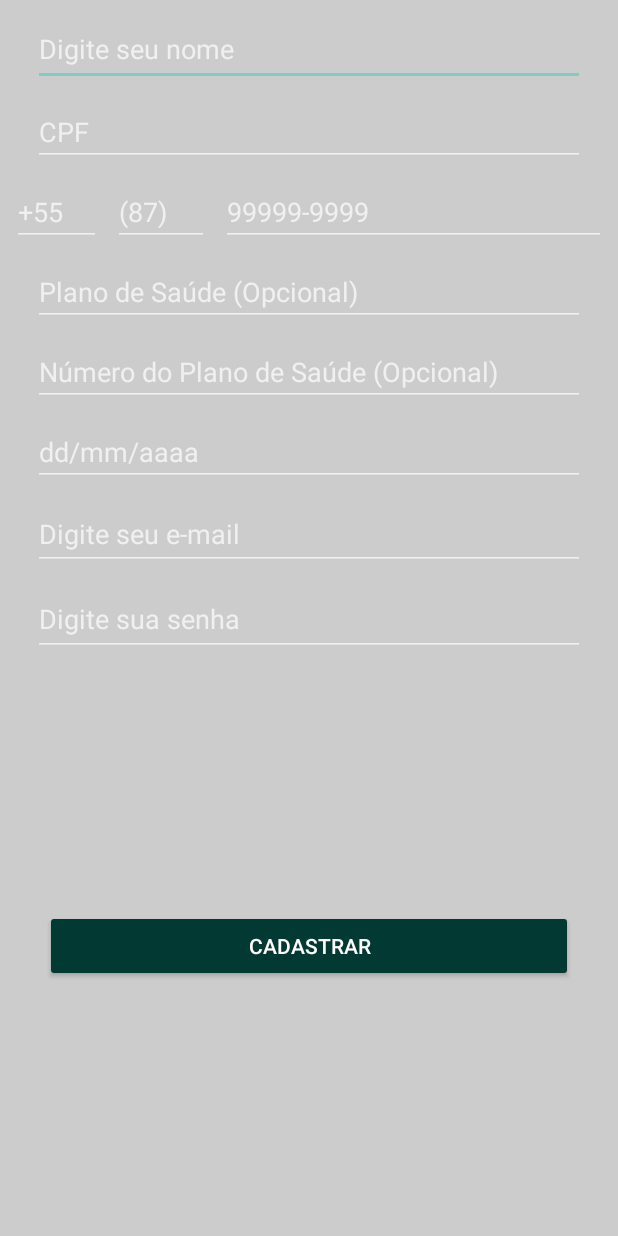
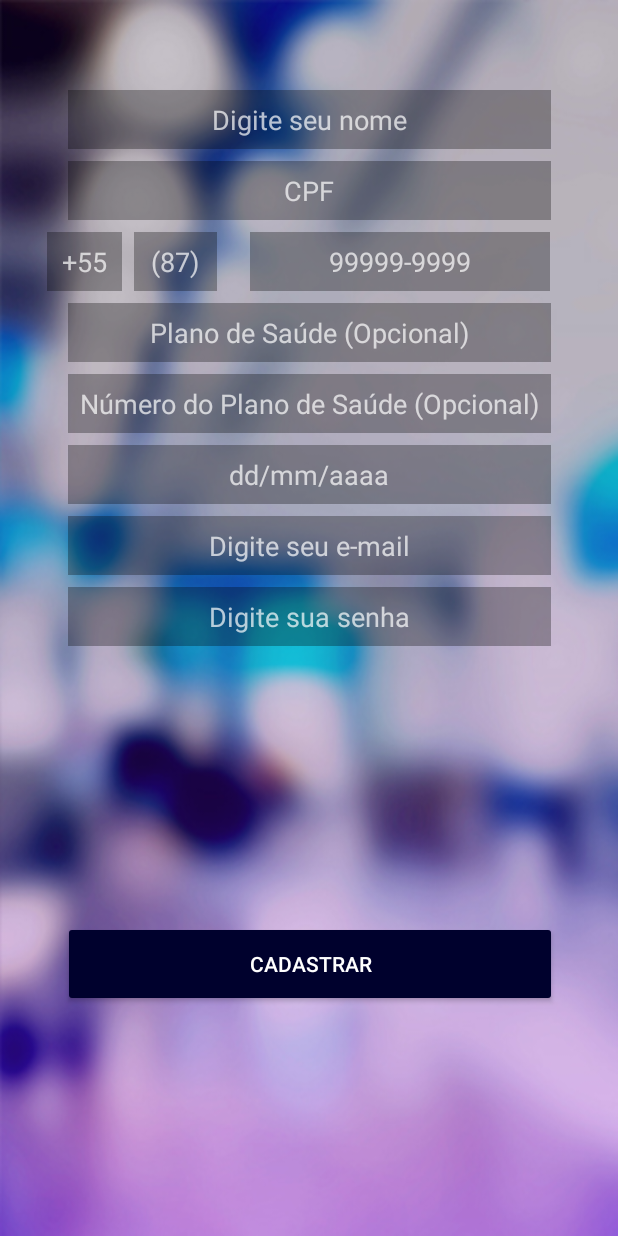
Before and after one commit to AndersonMelo123/ClinUP, an Android app: the CadastroUsuarioActivity screen opened directly, with no data from a screen before it, on a phone screen of 412 x 824 dp. Run offline under Robolectric (Android 15) with nearby library versions, the light colour scheme and no system bars; our stand-ins replace Firebase (no records; nobody signed in at launch, a user with empty details on screens opened directly).

Commit message:
Layout das interfaces

```diff
--- a/app/src/main/java/br/com/projetofragmeto/clinup/config/ConfiguracaoFirebase.java
+++ b/app/src/main/java/br/com/projetofragmeto/clinup/config/ConfiguracaoFirebase.java
@@ -20,7 +20,7 @@ public final class ConfiguracaoFirebase {
     private static DatabaseReference referenciaFirebase;
     private static FirebaseAuth autenticacao;
 
-    public static DatabaseReference getFirebase(){
+    public static DatabaseReference getFirebase(){ // recupera a instância do Firebase
 
         if ( referenciaFirebase == null ){
             referenciaFirebase = FirebaseDatabase.getInstance().getReference();
--- a/app/src/main/res/layout/activity_cadastro_usuario.xml
+++ b/app/src/main/res/layout/activity_cadastro_usuario.xml
@@ -4,20 +4,22 @@
     xmlns:tools="http://schemas.android.com/tools"
     android:layout_width="match_parent"
     android:layout_height="match_parent"
-    android:background="@color/Cinza"
+    android:background="@drawable/background_cadastro"
     tools:context=".activity.CadastroUsuarioActivity"
     tools:layout_editor_absoluteY="25dp">
 
     <EditText
         android:id="@+id/edit_cadastro_nomeID"
-        android:layout_width="368dp"
-        android:layout_height="49dp"
+        android:layout_width="322dp"
+        android:layout_height="39dp"
         android:layout_marginEnd="8dp"
         android:layout_marginStart="8dp"
-        android:layout_marginTop="8dp"
+        android:layout_marginTop="60dp"
+        android:background="#4d000000"
         android:ems="10"
         android:hint="@string/digite_seu_nome"
         android:inputType="textPersonName"
+        android:textAlignment="center"
         android:textColor="@color/colorPrimaryDarker"
         app:layout_constraintEnd_toEndOf="parent"
         app:layout_constraintStart_toStartOf="parent"
@@ -25,14 +27,16 @@
 
     <EditText
         android:id="@+id/edit_cadastro_emailID"
-        android:layout_width="368dp"
-        android:layout_height="48dp"
+        android:layout_width="322dp"
+        android:layout_height="39dp"
         android:layout_marginEnd="8dp"
         android:layout_marginStart="8dp"
         android:layout_marginTop="8dp"
+        android:background="#4d000000"
         android:ems="10"
         android:hint="@string/digite_seu_e_mail"
         android:inputType="textEmailAddress"
+        android:textAlignment="center"
         android:textColor="@color/textColorPrimary"
         app:layout_constraintEnd_toEndOf="parent"
         app:layout_constraintStart_toStartOf="parent"
@@ -40,14 +44,16 @@
 
     <EditText
         android:id="@+id/edit_cadastro_senhaID"
-        android:layout_width="368dp"
-        android:layout_height="49dp"
+        android:layout_width="322dp"
+        android:layout_height="39dp"
         android:layout_marginEnd="8dp"
         android:layout_marginStart="8dp"
         android:layout_marginTop="8dp"
+        android:background="#4d000000"
         android:ems="10"
         android:hint="@string/digite_sua_senha"
         android:inputType="textPassword"
+        android:textAlignment="center"
         android:textColor="@color/textColorPrimary"
         app:layout_constraintEnd_toEndOf="parent"
         app:layout_constraintStart_toStartOf="parent"
@@ -55,8 +61,8 @@
 
     <Button
         android:id="@+id/bt_cadastrarID"
-        android:layout_width="352dp"
-        android:layout_height="48dp"
+        android:layout_width="329dp"
+        android:layout_height="57dp"
         android:layout_marginBottom="8dp"
         android:layout_marginEnd="8dp"
         android:layout_marginStart="8dp"
@@ -65,99 +71,119 @@
         android:theme="@style/botaoPadrao"
         app:layout_constraintBottom_toBottomOf="parent"
         app:layout_constraintEnd_toEndOf="parent"
+        app:layout_constraintHorizontal_bias="0.512"
         app:layout_constraintStart_toStartOf="parent"
-        app:layout_constraintTop_toBottomOf="@+id/edit_cadastro_senhaID" />
+        app:layout_constraintTop_toBottomOf="@+id/edit_cadastro_senhaID"
+        app:layout_constraintVertical_bias="0.547" />
 
     <EditText
         android:id="@+id/editText"
-        android:layout_width="64dp"
-        android:layout_height="wrap_content"
+        android:layout_width="55dp"
+        android:layout_height="39dp"
+        android:layout_marginBottom="8dp"
         android:layout_marginStart="8dp"
         android:layout_marginTop="8dp"
+        android:background="#4d000000"
         android:ems="10"
         android:hint="(87)"
         android:inputType="textPersonName"
+        android:textAlignment="center"
+        app:layout_constraintBottom_toTopOf="@+id/editText6"
         app:layout_constraintStart_toEndOf="@+id/editText4"
         app:layout_constraintTop_toBottomOf="@+id/editText5" />
 
     <EditText
         android:id="@+id/editText3"
-        android:layout_width="0dp"
-        android:layout_height="wrap_content"
-        android:layout_marginEnd="8dp"
+        android:layout_width="200dp"
+        android:layout_height="39dp"
+        android:layout_marginEnd="31dp"
         android:layout_marginStart="8dp"
         android:layout_marginTop="8dp"
+        android:background="#4d000000"
         android:ems="10"
         android:hint="99999-9999"
         android:inputType="textPersonName"
+        android:textAlignment="center"
         app:layout_constraintEnd_toEndOf="parent"
         app:layout_constraintStart_toEndOf="@+id/editText"
         app:layout_constraintTop_toBottomOf="@+id/editText5" />
 
     <EditText
         android:id="@+id/editText4"
-        android:layout_width="59dp"
-        android:layout_height="wrap_content"
-        android:layout_marginStart="8dp"
+        android:layout_width="50dp"
+        android:layout_height="39dp"
+        android:layout_marginBottom="8dp"
+        android:layout_marginStart="31dp"
         android:layout_marginTop="8dp"
+        android:background="#4d000000"
         android:ems="10"
         android:hint="+55"
         android:inputType="textPersonName"
+        android:textAlignment="center"
+        app:layout_constraintBottom_toTopOf="@+id/editText6"
         app:layout_constraintStart_toStartOf="parent"
         app:layout_constraintTop_toBottomOf="@+id/editText5" />
 
     <EditText
         android:id="@+id/editText5"
-        android:layout_width="368dp"
-        android:layout_height="wrap_content"
+        android:layout_width="322dp"
+        android:layout_height="39dp"
         android:layout_marginEnd="8dp"
         android:layout_marginStart="8dp"
         android:layout_marginTop="8dp"
+        android:background="#4d000000"
         android:ems="10"
         android:hint="CPF"
         android:inputType="textPersonName"
+        android:textAlignment="center"
         app:layout_constraintEnd_toEndOf="parent"
         app:layout_constraintStart_toStartOf="parent"
         app:layout_constraintTop_toBottomOf="@+id/edit_cadastro_nomeID" />
 
     <EditText
         android:id="@+id/editText6"
-        android:layout_width="368dp"
-        android:layout_height="wrap_content"
+        android:layout_width="322dp"
+        android:layout_height="39dp"
         android:layout_marginEnd="8dp"
         android:layout_marginStart="8dp"
         android:layout_marginTop="8dp"
+        android:background="#4d000000"
         android:ems="10"
         android:hint="Plano de Saúde (Opcional)"
         android:inputType="textPersonName"
+        android:textAlignment="center"
         app:layout_constraintEnd_toEndOf="parent"
         app:layout_constraintStart_toStartOf="parent"
         app:layout_constraintTop_toBottomOf="@+id/editText3" />
 
     <EditText
         android:id="@+id/editText7"
-        android:layout_width="368dp"
-        android:layout_height="wrap_content"
+        android:layout_width="322dp"
+        android:layout_height="39dp"
         android:layout_marginEnd="8dp"
         android:layout_marginStart="8dp"
         android:layout_marginTop="8dp"
+        android:background="#4d000000"
         android:ems="10"
         android:hint="Número do Plano de Saúde (Opcional)"
         android:inputType="textPersonName"
+        android:textAlignment="center"
         app:layout_constraintEnd_toEndOf="parent"
         app:layout_constraintStart_toStartOf="parent"
         app:layout_constraintTop_toBottomOf="@+id/editText6" />
 
     <EditText
         android:id="@+id/editText8"
-        android:layout_width="368dp"
-        android:layout_height="wrap_content"
+        android:layout_width="322dp"
+        android:layout_height="39dp"
         android:layout_marginEnd="8dp"
         android:layout_marginStart="8dp"
         android:layout_marginTop="8dp"
+        android:background="#4d000000"
         android:ems="10"
         android:hint="dd/mm/aaaa"
         android:inputType="textPersonName"
+        android:textAlignment="center"
         app:layout_constraintEnd_toEndOf="parent"
         app:layout_constraintStart_toStartOf="parent"
         app:layout_constraintTop_toBottomOf="@+id/editText7" />
--- a/app/src/main/res/values/colors.xml
+++ b/app/src/main/res/values/colors.xml
@@ -1,10 +1,10 @@
 <?xml version="1.0" encoding="utf-8"?>
 <resources>
     <color name="colorPrimary">#0b6156</color>
-    <color name="colorPrimaryDark">#0a5048</color>
-    <color name="colorPrimaryDarker">#023933</color>
+    <color name="colorPrimaryDark">#16185e</color>
+    <color name="colorPrimaryDarker">#00012d</color>
     <color name="textColorPrimary">#FFFFFF</color>
     <color name="ColorAccent">#3d958a</color>
-    <color name="Cinza">#CCCCCC</color>
+    <color name="Cinza">#cccccc</color>
 
 </resources>
```
Also changed, not shown: app/src/main/java/br/com/projetofragmeto/clinup/model/Endereco.java (added, +68 -0 lines), app/src/main/java/br/com/projetofragmeto/clinup/model/PlanoDeSaude.java (added, +27 -0 lines), app/src/main/java/br/com/projetofragmeto/clinup/model/Usuario.java (+58 -3 lines), app/src/main/res/layout/activity_login.xml (+35 -12 lines), app/src/main/res/drawable/backgound_login.jpg (added), app/src/main/res/drawable/background_cadastro.jpg (added), app/src/main/res/drawable/logo.png (added).
